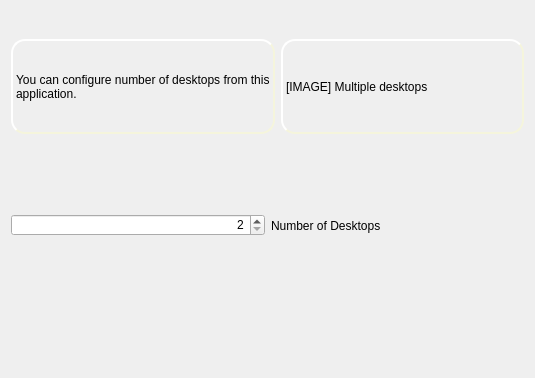
Before: the Qt Designer form kde4/kaptan4/src/gui/multipleWidget.ui in pars-linux/uludag, drawn with Qt 5.
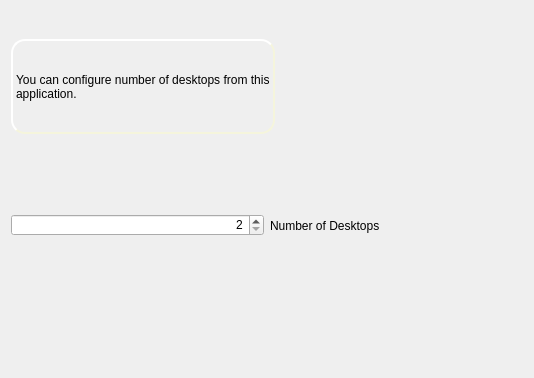
After: the same form once the commit is applied.

Commit message: add multiple image

The edit to the form file:
```diff
--- a/kde4/kaptan4/src/gui/multipleWidget.ui
+++ b/kde4/kaptan4/src/gui/multipleWidget.ui
@@ -5,7 +5,7 @@
    <rect>
     <x>0</x>
     <y>0</y>
-    <width>535</width>
+    <width>534</width>
     <height>378</height>
    </rect>
   </property>
@@ -14,7 +14,7 @@
   </property>
   <property name="styleSheet" >
    <string notr="true" >
-QLabel#labelImage, #labelMultiple{
+QLabel#labelMultiple{
      border-style: outset;
      border-width: 2px;
      border-radius: 14px;
@@ -55,11 +55,8 @@
      </item>
      <item>
       <widget class="QLabel" name="labelImage" >
-       <property name="styleSheet" >
-        <string notr="true" >background-color: rgba(255, 255, 255, 122);\n</string>
-       </property>
        <property name="text" >
-        <string>[IMAGE] Multiple desktops</string>
+        <string/>
        </property>
       </widget>
      </item>
```
The commit also changes 2 other files.
